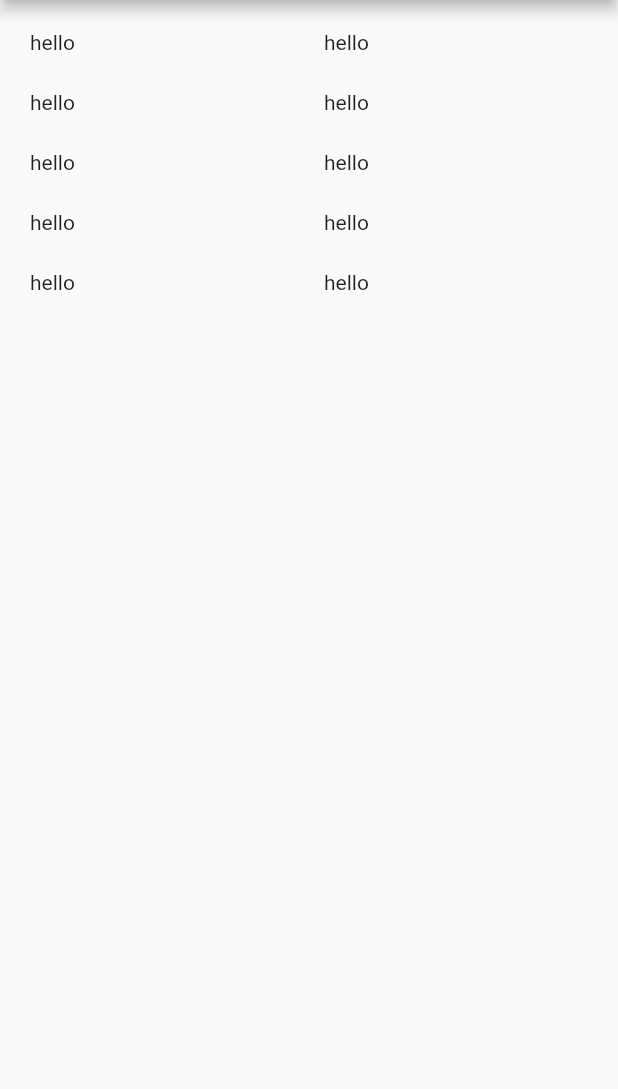
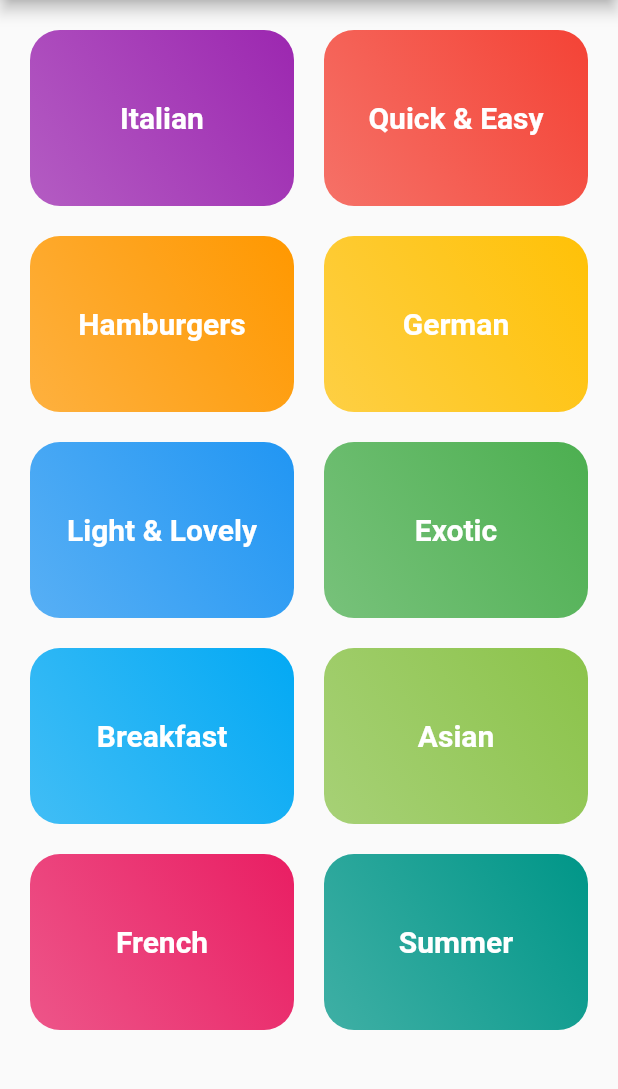
Before and after one commit to Shofiul735/MealApp, a Flutter app: the screen it shows after launch, on a phone screen of 412 x 824 dp, the part 84-1173 px from its top. Run offline on Flutter 3.47's test engine with Material 2 defaults, Android fonts, the phone set to English and light mode, and no system bars.

Commit message:
content added in the GridView

```diff
--- a/meal_app/lib/widgets/category_widget.dart
+++ b/meal_app/lib/widgets/category_widget.dart
@@ -1,6 +1,7 @@
 import 'package:flutter/material.dart';
 
 import '../dummy_data.dart';
+import './single_category.dart';
 
 class CategoryWidget extends StatelessWidget {
   final data = DUMMY_CATEGORIES;
@@ -10,12 +11,11 @@ class CategoryWidget extends StatelessWidget {
       gridDelegate: const SliverGridDelegateWithMaxCrossAxisExtent(
         maxCrossAxisExtent: 200, // width of very item
         childAspectRatio: 1.5, //height with respect to width
-        mainAxisExtent: 20,
         mainAxisSpacing: 20, // distance from top item
         crossAxisSpacing: 20, // distance from side item
       ),
       itemBuilder: (bCtx, index) {
-        return Text('hello');
+        return SingleCategory(data[index].title, data[index].color);
       },
       itemCount: data.length,
     );
--- /dev/null
+++ b/meal_app/lib/widgets/single_category.dart
@@ -0,0 +1,33 @@
+import 'package:flutter/material.dart';
+
+class SingleCategory extends StatelessWidget {
+  final String title;
+  final Color color;
+  SingleCategory(this.title, this.color);
+
+  @override
+  Widget build(BuildContext context) {
+    return Container(
+      alignment: Alignment.center,
+      child: Text(
+        title,
+        style: const TextStyle(
+          fontSize: 20,
+          fontWeight: FontWeight.bold,
+          color: Colors.white,
+        ),
+      ),
+      decoration: BoxDecoration(
+        gradient: LinearGradient(
+          colors: [
+            color.withOpacity(.75),
+            color,
+          ],
+          begin: Alignment.bottomLeft,
+          end: Alignment.topRight,
+        ),
+        borderRadius: BorderRadius.circular(20),
+      ),
+    );
+  }
+}
```
